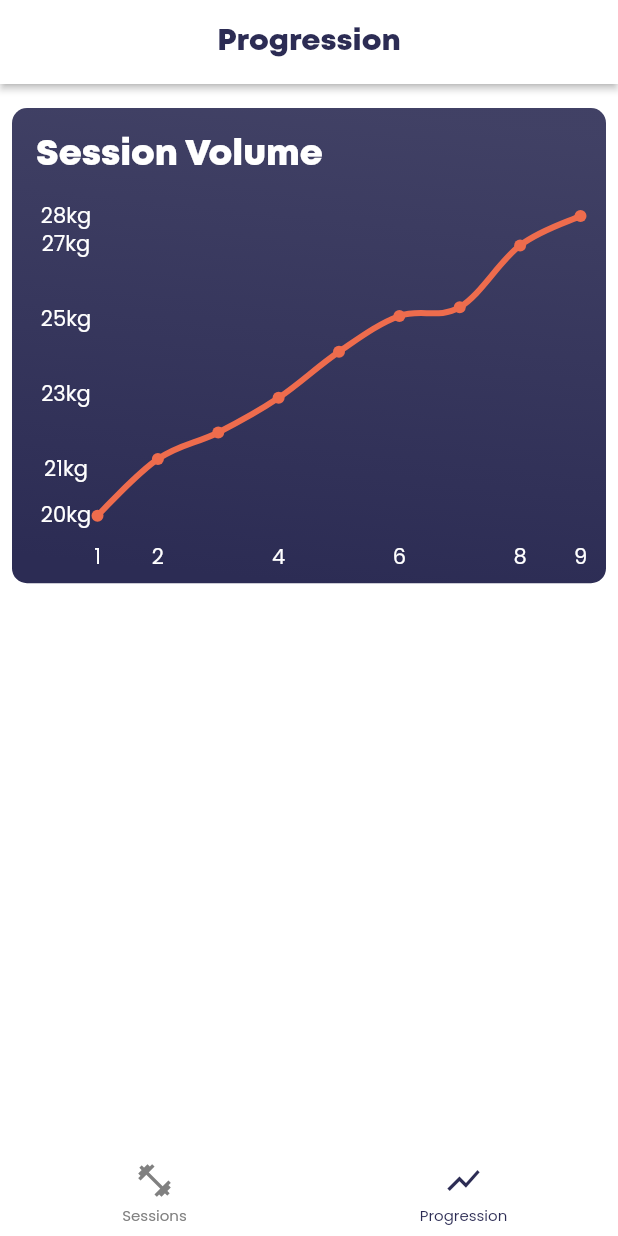
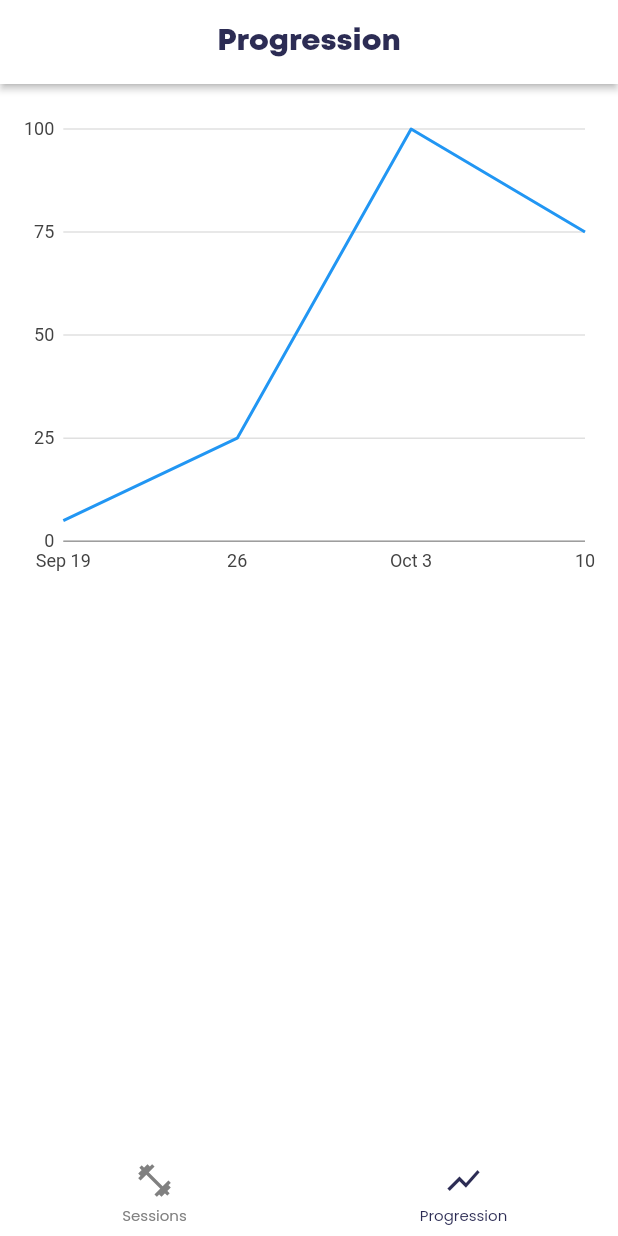
Before and after one commit to JPUF/ppl_course, a Flutter app: the screen it shows after launch, item 2 of the bottom bar chosen, on a phone screen of 412 x 824 dp. Run offline on Flutter 3.47's test engine with Material 2 defaults, Android fonts, the phone set to English and light mode, and no system bars; drawn by our look-alikes of fl_chart, persistent_bottom_nav_bar; our stand-ins replace animated_toggle_switch, charts_flutter, dropdown_search, flutter_bloc, flutter_svg, flutter_svg_provider and 6 more; missing offline and left inert: flutter_material_pickers; accounts and stored records are empty.

Commit message:
Sample with Google Charts lib

```diff
--- /dev/null
+++ b/lib/data/models/session/date_time_weight.dart
@@ -0,0 +1,8 @@
+import 'package:ppl_course/data/models/exercise/weight.dart';
+
+class DateTimeWeight {
+  final DateTime dateTime;
+  final Weight weight;
+
+  DateTimeWeight(this.dateTime, this.weight);
+}
--- a/lib/data/models/session/session_log.dart
+++ /dev/null
@@ -1,9 +0,0 @@
-import 'package:ppl_course/common/utils/date_time_day.dart';
-import 'package:ppl_course/data/models/exercise/weight.dart';
-
-class SessionLog {
-  final Weight totalVolume;
-  final DateTimeDay dateTime;
-
-  SessionLog(this.totalVolume, this.dateTime);
-}
--- a/lib/presentation/pages/stats/components/progression_chart.dart
+++ b/lib/presentation/pages/stats/components/progression_chart.dart
@@ -1,177 +1,17 @@
-import 'dart:math';
+import 'package:charts_flutter/flutter.dart' as charts;
+import 'package:flutter/material.dart';
 
-import 'package:fl_chart/fl_chart.dart';
-import 'package:flutter/material.dart';
-import 'package:ppl_course/res/color/colors.dart';
-import 'package:ppl_course/res/string/strings.dart';
-import 'package:ppl_course/res/styles/app_text_styles.dart';
+class ProgressionChart extends StatelessWidget {
+  final List<charts.Series<dynamic, DateTime>> seriesList;
 
-class _LineChart extends StatelessWidget {
-  const _LineChart({Key? key, required this.dataSpots}) : super(key: key);
-
-  final List<FlSpot> dataSpots;
-
-  @override
-  Widget build(BuildContext context) {
-    return LineChart(
-      chartData,
-      swapAnimationDuration: const Duration(milliseconds: 250),
-    );
-  }
-
-  LineChartData get chartData {
-    return LineChartData(
-      lineTouchData: lineTouchData,
-      gridData: FlGridData(show: false),
-      titlesData: titlesData,
-      borderData: borderData,
-      lineBarsData: [barData],
-      minX: minMaxXY(true, true),
-      maxX: minMaxXY(false, true),
-      minY: minMaxXY(true, false),
-      maxY: minMaxXY(false, false),
-    );
-  }
-
-  double minMaxXY(bool getMin, bool getX) {
-    final xValues = dataSpots.map((e) => e.x).toList();
-    final yValues = dataSpots.map((e) => e.y).toList();
-    final values = getX ? xValues : yValues;
-    final minMax = getMin ? min : max;
-    return values.reduce(minMax);
-  }
-
-  LineTouchData get lineTouchData => LineTouchData(
-        handleBuiltInTouches: true,
-        touchTooltipData: LineTouchTooltipData(
-          tooltipBgColor: Colors.blueGrey.withOpacity(0.8),
-        ),
-      );
-
-  FlTitlesData get titlesData => FlTitlesData(
-        bottomTitles: AxisTitles(
-          sideTitles: bottomTitles,
-        ),
-        rightTitles: AxisTitles(
-          sideTitles: SideTitles(showTitles: false),
-        ),
-        topTitles: AxisTitles(
-          sideTitles: SideTitles(showTitles: false),
-        ),
-        leftTitles: AxisTitles(
-          sideTitles: leftTitles(),
-        ),
-      );
-
-  Widget leftTitleWidgets(double value, TitleMeta meta) {
-    return Text(
-      "${value.toInt().toString()}kg",
-      style: AppTextStyles.chartAxisTitle,
-      textAlign: TextAlign.center,
-    );
-  }
-
-  SideTitles leftTitles() {
-    final yDiff = minMaxXY(false, false) - minMaxXY(true, false);
-    return SideTitles(
-      getTitlesWidget: leftTitleWidgets,
-      showTitles: true,
-      interval: yDiff / 4.0,
-      reservedSize: 40,
-    );
-  }
-
-  Widget bottomTitleWidgets(double value, TitleMeta meta) {
-    return Padding(
-        child: Text("${value.toInt()}", style: AppTextStyles.chartAxisTitle),
-        padding: const EdgeInsets.only(top: 16));
-  }
-
-  SideTitles get bottomTitles => SideTitles(
-        showTitles: true,
-        reservedSize: 32,
-        interval: 2,
-        getTitlesWidget: bottomTitleWidgets,
-      );
-
-  FlBorderData get borderData => FlBorderData(
-        show: true,
-        border: Border(
-          bottom: BorderSide(color: AppColor.transparent),
-          left: BorderSide(color: AppColor.transparent),
-          right: BorderSide(color: AppColor.transparent),
-          top: BorderSide(color: AppColor.transparent),
-        ),
-      );
-
-  LineChartBarData get barData => LineChartBarData(
-        isCurved: true,
-        color: AppColor.accent,
-        barWidth: 4,
-        isStrokeCapRound: true,
-        dotData: FlDotData(show: true),
-        belowBarData: BarAreaData(show: false),
-        spots: dataSpots,
-      );
-}
-
-class ProgressionChart extends StatefulWidget {
-  const ProgressionChart({Key? key, required this.dataSpots}) : super(key: key);
-
-  final List<FlSpot> dataSpots;
-
-  @override
-  State<StatefulWidget> createState() => ProgressionChartState();
-}
-
-class ProgressionChartState extends State<ProgressionChart> {
-  @override
-  void initState() {
-    super.initState();
-  }
+  const ProgressionChart({Key? key, required this.seriesList})
+      : super(key: key);
 
   @override
   Widget build(BuildContext context) {
     return AspectRatio(
       aspectRatio: 1.25,
-      child: Container(
-        decoration: BoxDecoration(
-          borderRadius: const BorderRadius.all(Radius.circular(10)),
-          gradient: LinearGradient(
-            transform: const GradientRotation(0.1),
-            colors: [
-              AppColor.dark,
-              AppColor.dark.shade800,
-            ],
-            begin: Alignment.bottomCenter,
-            end: Alignment.topCenter,
-          ),
-        ),
-        child: Padding(
-          padding: const EdgeInsets.symmetric(horizontal: 16),
-          child: Column(
-            crossAxisAlignment: CrossAxisAlignment.stretch,
-            children: <Widget>[
-              const SizedBox(
-                height: 16,
-              ),
-              Text(
-                Strings.progressionChartTitle,
-                style: AppTextStyles.headline3.apply(color: AppColor.white),
-              ),
-              const SizedBox(
-                height: 24,
-              ),
-              Expanded(
-                child: _LineChart(dataSpots: widget.dataSpots),
-              ),
-              const SizedBox(
-                height: 12,
-              ),
-            ],
-          ),
-        ),
-      ),
+      child: charts.TimeSeriesChart(seriesList),
     );
   }
 }
--- a/lib/presentation/pages/stats/stats_page.dart
+++ b/lib/presentation/pages/stats/stats_page.dart
@@ -1,36 +1,48 @@
 import 'dart:math';
 
-import 'package:fl_chart/fl_chart.dart';
+import 'package:charts_flutter/flutter.dart' as charts;
 import 'package:flutter/material.dart';
 import 'package:ppl_course/common/utils/date_time_day.dart';
 import 'package:ppl_course/data/models/exercise/weight.dart';
-import 'package:ppl_course/data/models/session/session_log.dart';
+import 'package:ppl_course/data/models/session/date_time_weight.dart';
+import 'package:ppl_course/presentation/pages/stats/components/progression_chart.dart';
 import 'package:ppl_course/res/string/strings.dart';
 import 'package:ppl_course/res/styles/app_text_styles.dart';
-
-import 'components/progression_chart.dart';
 
 class StatsPage extends StatelessWidget {
   const StatsPage({Key? key}) : super(key: key);
 
-  List<SessionLog> completedSessions() {
-    final s = <SessionLog>[];
+  List<DateTimeWeight> completedSessions() {
+    final s = <DateTimeWeight>[];
     final r = Random();
     const l = -1;
     for (int i = 1; i < 10; i++) {
-      final v =  l + r.nextDouble();
-      s.add(SessionLog(Weight(i + 20 + v), DateTimeDay(2022, 1, i)));
+      final v = l + r.nextDouble();
+      s.add(DateTimeWeight(
+        DateTimeDay(2022, 1, i),
+        Weight(i + 20 + v),
+      ));
     }
     return s;
   }
 
-  List<FlSpot> logsToSpots() {
-    return completedSessions()
-        .map((e) => FlSpot(
-              e.dateTime.day.toDouble(),
-              e.totalVolume.kg,
-            ))
-        .toList();
+  static List<charts.Series<DateTimeWeight, DateTime>> _createSampleData() {
+    final data = [
+      DateTimeWeight(DateTime(2017, 9, 19), Weight(5)),
+      DateTimeWeight(DateTime(2017, 9, 26), Weight(25)),
+      DateTimeWeight(DateTime(2017, 10, 3), Weight(100)),
+      DateTimeWeight(DateTime(2017, 10, 10), Weight(75)),
+    ];
+
+    return [
+      charts.Series<DateTimeWeight, DateTime>(
+        id: 'Weight',
+        colorFn: (_, __) => charts.MaterialPalette.blue.shadeDefault,
+        domainFn: (DateTimeWeight entry, _) => entry.dateTime,
+        measureFn: (DateTimeWeight entry, _) => entry.weight.kg,
+        data: data,
+      )
+    ];
   }
 
   @override
@@ -48,7 +60,7 @@ class StatsPage extends StatelessWidget {
         child: ListView(
           children: <Widget>[
             const SizedBox(height: 8),
-            ProgressionChart(dataSpots: logsToSpots()),
+            ProgressionChart(seriesList: _createSampleData())
           ],
         ),
       ),
--- a/pubspec.yaml
+++ b/pubspec.yaml
@@ -45,7 +45,7 @@ dependencies:
   dropdown_search: ^3.0.1
   flutter_material_pickers: ^3.1.4+1
   persistent_bottom_nav_bar: ^4.0.2
-  fl_chart: ^0.50.1
+  charts_flutter: ^0.12.0
 
 dev_dependencies:
   flutter_test:
```
